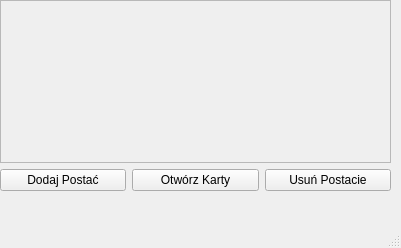
Old version of the form App/MainWindow/MainWindow.ui in the repository wektor1/Wiedmin-YZE.
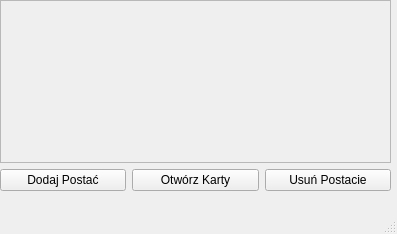
New version of the form.

What changed in the file:
```diff
--- a/App/MainWindow/MainWindow.ui
+++ b/App/MainWindow/MainWindow.ui
@@ -6,10 +6,16 @@
    <rect>
     <x>0</x>
     <y>0</y>
-    <width>401</width>
-    <height>248</height>
+    <width>397</width>
+    <height>234</height>
    </rect>
   </property>
+  <property name="sizePolicy">
+   <sizepolicy hsizetype="Preferred" vsizetype="Preferred">
+    <horstretch>0</horstretch>
+    <verstretch>0</verstretch>
+   </sizepolicy>
+  </property>
   <property name="windowTitle">
    <string>Wiedźmin YZE tool</string>
   </property>
```
Left out of the diff: 2 changed lines with no effect on the pictures.
